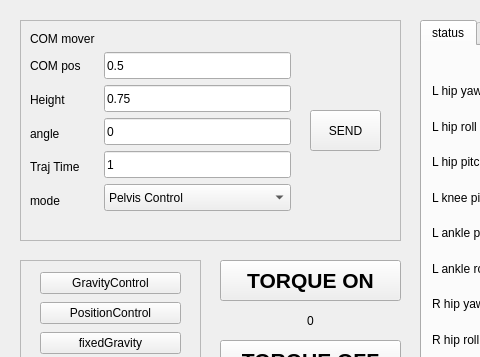
The window that dyros_red_gui/resource/DyrosRed.ui (saga0619/dyros_red) describes before a commit, drawn with Qt 5; both pictures show x 0 to 480 and y 0 to 357 of the 906 by 530 pixel window.
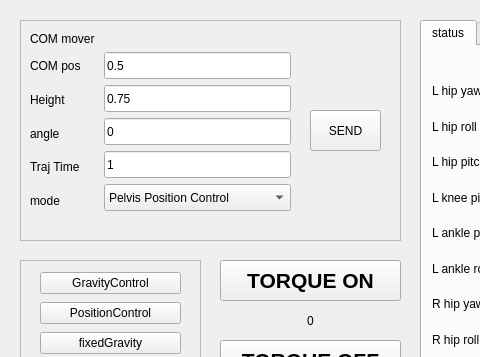
The same window after the commit.

Patch:
```diff
--- a/dyros_red_gui/resource/DyrosRed.ui
+++ b/dyros_red_gui/resource/DyrosRed.ui
@@ -195,7 +195,7 @@
          </property>
          <item>
           <property name="text">
-           <string>Pelvis Control</string>
+           <string>Pelvis Position Control</string>
           </property>
          </item>
          <item>
```
Left out of the diff: 8 changed lines with no effect on the pictures.
